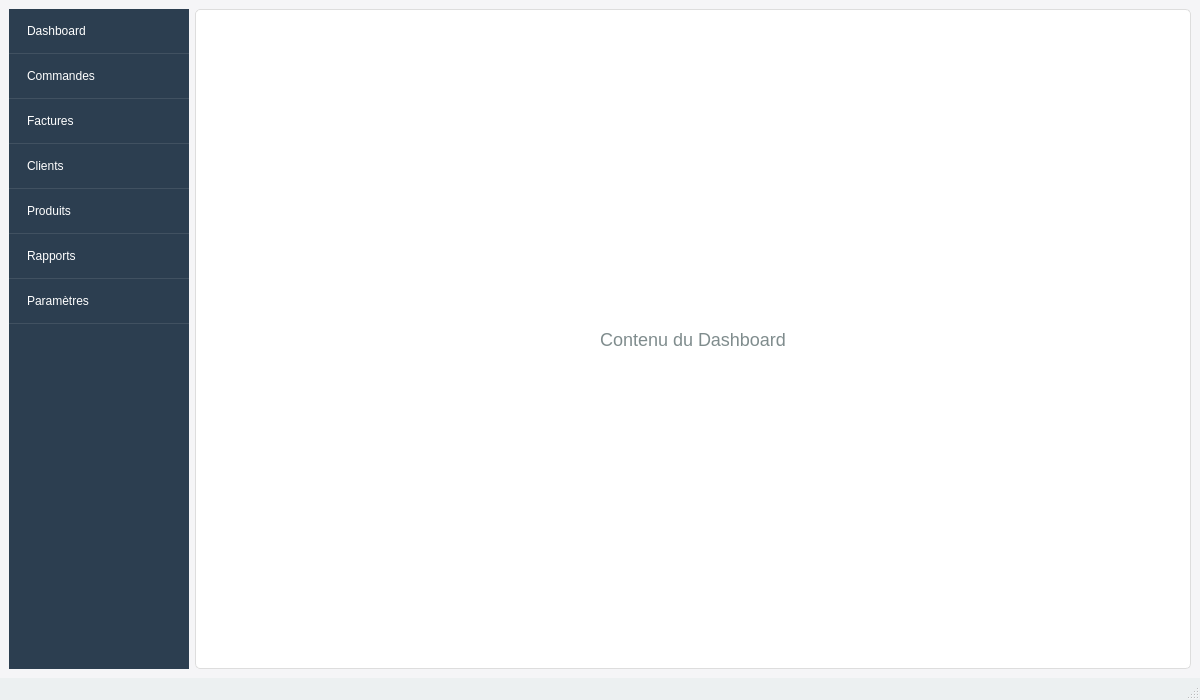
This is facturation_ci/ui/main_window.ui in otchoumouAng/fne as Qt 5 draws it before an edit. The edited form follows.
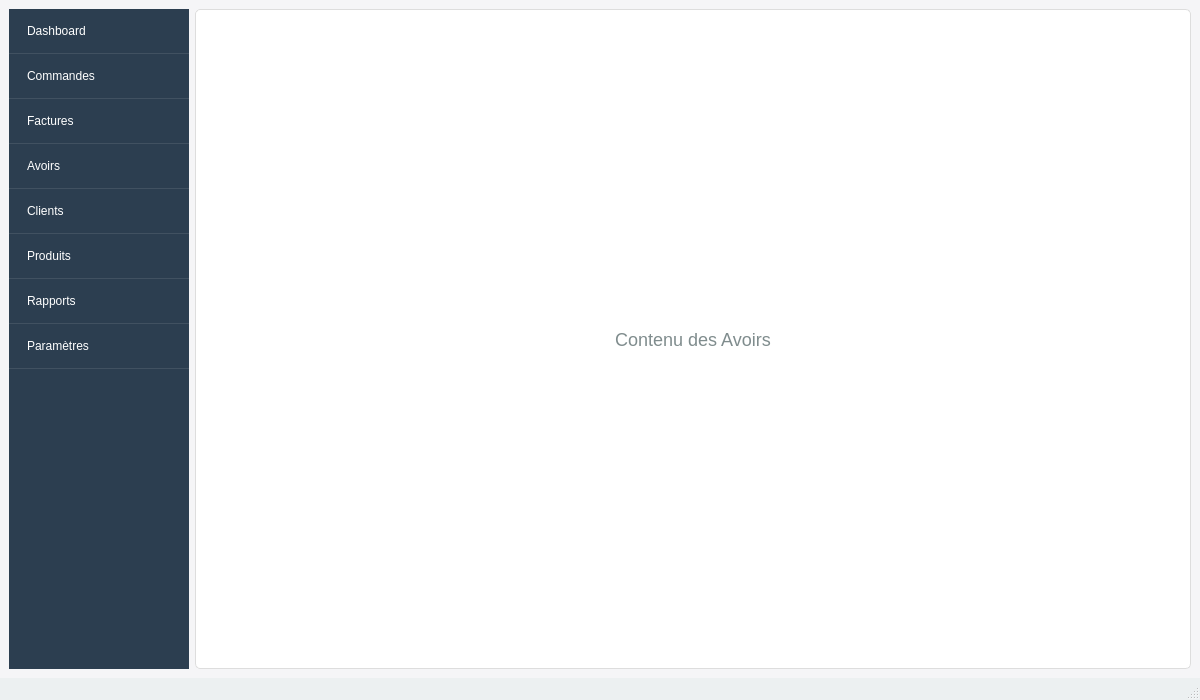
This is the edited form. The open tabs and pages were chosen to show the change.

Commit message: Refactor: Create dedicated credit note page and streamline UI

Patch:
```diff
--- a/facturation_ci/ui/main_window.ui
+++ b/facturation_ci/ui/main_window.ui
@@ -89,6 +89,14 @@
         <set>Qt::ItemIsSelectable|Qt::ItemIsEnabled</set>
        </property>
       </item>
+      <item>
+       <property name="text">
+        <string>Avoirs</string>
+       </property>
+       <property name="flags">
+        <set>Qt::ItemIsSelectable|Qt::ItemIsEnabled</set>
+       </property>
+      </item>
       <item>
        <property name="text">
         <string>Clients</string>
@@ -192,6 +200,26 @@
         </item>
        </layout>
       </widget>
+      <widget class="QWidget" name="avoirs_page">
+       <layout class="QVBoxLayout" name="verticalLayout_avoirs">
+        <item>
+         <widget class="QLabel" name="label_avoirs">
+          <property name="text">
+           <string>Contenu des Avoirs</string>
+          </property>
+          <property name="alignment">
+           <set>Qt::AlignCenter</set>
+          </property>
+          <property name="styleSheet">
+           <string notr="true">QLabel {
+    font-size: 18px;
+    color: #7f8c8d;
+}</string>
+          </property>
+         </widget>
+        </item>
+       </layout>
+      </widget>
       <widget class="QWidget" name="clients_page">
        <layout class="QVBoxLayout" name="verticalLayout_4">
         <item>
```
The commit also changes 7 other files.
